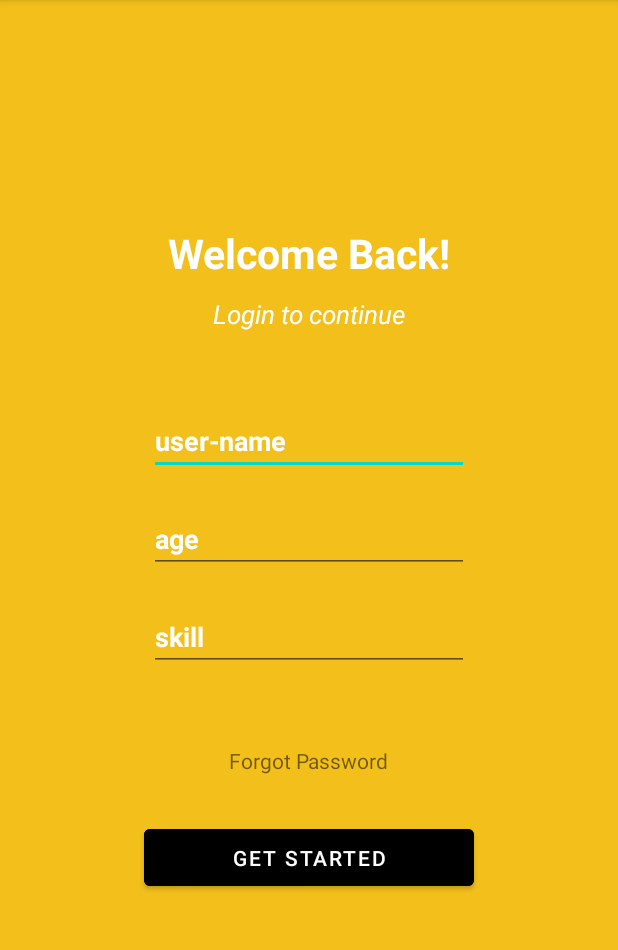
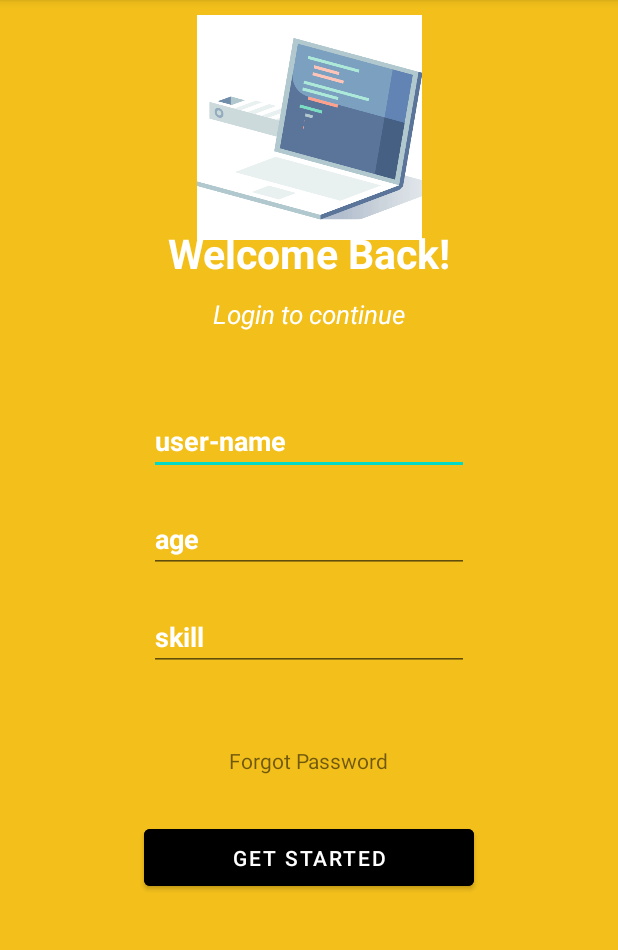
Before and after one commit to remya-raj/DevHunts, an Android app: the RegisterUserActivity screen opened directly, with no data from a screen before it, on a phone screen of 412 x 824 dp, the part 84-1034 px from its top. Run offline under Robolectric (Android 15) with nearby library versions, the phone set to English and light mode, and no system bars; our stand-ins replace Firebase (no records; nobody signed in at launch, a user with empty details on screens opened directly); libraries missing offline, so code that uses them is left out: com.github.dhaval2404.imagepicker; pictures from the network do not load.

Commit message:
image from gallary

```diff
--- a/app/build.gradle
+++ b/app/build.gradle
@@ -61,7 +61,9 @@ dependencies {
     implementation 'com.google.firebase:firebase-firestore:23.0.1'
     implementation 'com.google.firebase:firebase-crashlytics-ktx'
     implementation 'com.google.firebase:firebase-analytics-ktx'
-
+    implementation 'com.github.dhaval2404:imagepicker:2.1'
+    implementation "androidx.activity:activity-ktx:1.2.3"
+    implementation "androidx.fragment:fragment-ktx:1.3.3"
 
     testImplementation 'junit:junit:4.+'
     androidTestImplementation 'androidx.test.ext:junit:1.1.3'
--- a/app/src/main/java/com/remya/communityfordevelopers/fragments/HomeFragment.kt
+++ b/app/src/main/java/com/remya/communityfordevelopers/fragments/HomeFragment.kt
@@ -38,7 +38,7 @@ class HomeFragment : Fragment() {
             .get()
             .addOnCompleteListener { task ->
                 if (task.isSuccessful) {
-                    Toast.makeText(requireActivity(), "Successful", Toast.LENGTH_LONG).show()
+//                    Toast.makeText(requireActivity(), "Successful", Toast.LENGTH_LONG).show()
                     for (document in task.result) {
                         Log.d(TAG, document.id + " => " + document.data)
 
--- a/app/src/main/res/layout/activity_register_user.xml
+++ b/app/src/main/res/layout/activity_register_user.xml
@@ -100,5 +100,16 @@
         app:layout_constraintStart_toStartOf="parent"
         app:layout_constraintTop_toBottomOf="@+id/textView2" />
 
+    <ImageView
+        android:id="@+id/ivProfilePic"
+        android:layout_width="150dp"
+        android:layout_height="150dp"
+        android:layout_marginTop="10dp"
+        android:scaleType="centerCrop"
+        app:layout_constraintEnd_toEndOf="parent"
+        app:layout_constraintStart_toStartOf="parent"
+        app:layout_constraintTop_toTopOf="parent"
+        app:srcCompat="@drawable/coding_dribbble" />
+
 
 </androidx.constraintlayout.widget.ConstraintLayout>
--- a/settings.gradle
+++ b/settings.gradle
@@ -4,6 +4,7 @@ dependencyResolutionManagement {
         google()
         mavenCentral()
         jcenter() // Warning: this repository is going to shut down soon
+        maven { url "https://jitpack.io" }
     }
 }
 rootProject.name = "CommunityForDevelopers"
```
Also changed, not shown: app/src/main/java/com/remya/communityfordevelopers/activities/RegisterUserActivity.kt (+27 -0 lines).
